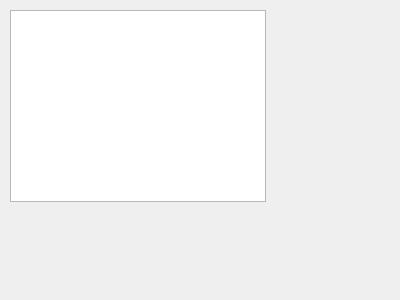
First picture: the form in Soro4/driveController/drivewindow.ui, repository NoahIsCool/SoRo4, before the edit.
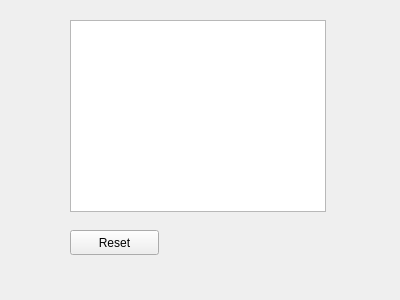
Second picture: the form after the edit.

Commit message: Added debug console and reset button

Diff of the .ui file:
```diff
--- a/Soro4/driveController/drivewindow.ui
+++ b/Soro4/driveController/drivewindow.ui
@@ -13,11 +13,24 @@
   <property name="windowTitle">
    <string>Form</string>
   </property>
-  <widget class="QListView" name="listView">
+  <widget class="QPushButton" name="resetButton">
    <property name="geometry">
     <rect>
-     <x>10</x>
-     <y>10</y>
+     <x>70</x>
+     <y>230</y>
+     <width>89</width>
+     <height>25</height>
+    </rect>
+   </property>
+   <property name="text">
+    <string>Reset</string>
+   </property>
+  </widget>
+  <widget class="QListWidget" name="consoleList">
+   <property name="geometry">
+    <rect>
+     <x>70</x>
+     <y>20</y>
      <width>256</width>
      <height>192</height>
     </rect>
```
The commit also changes 4 other files.
